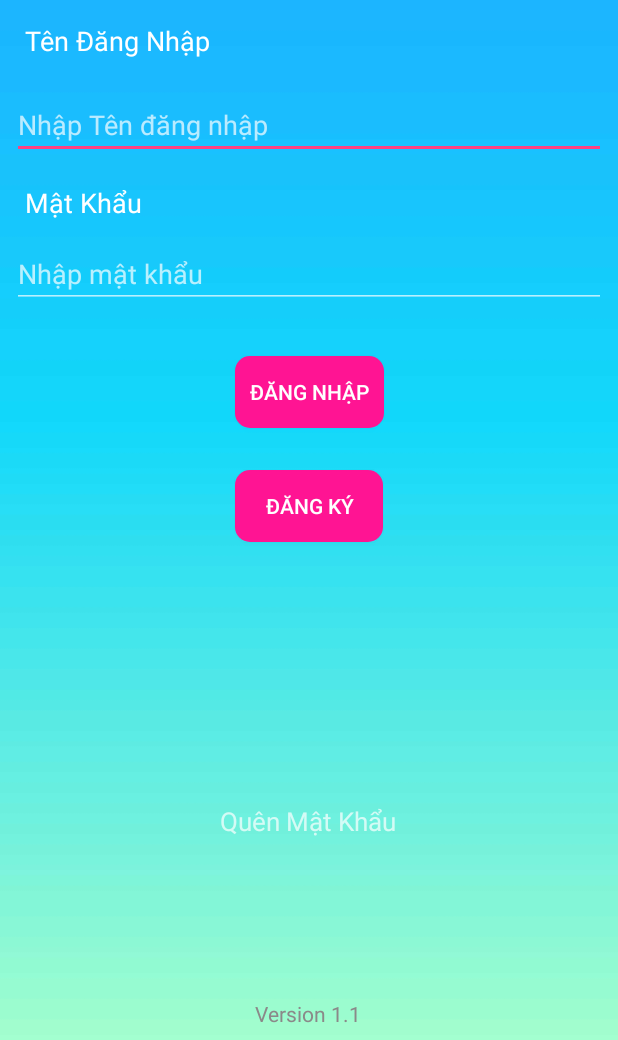
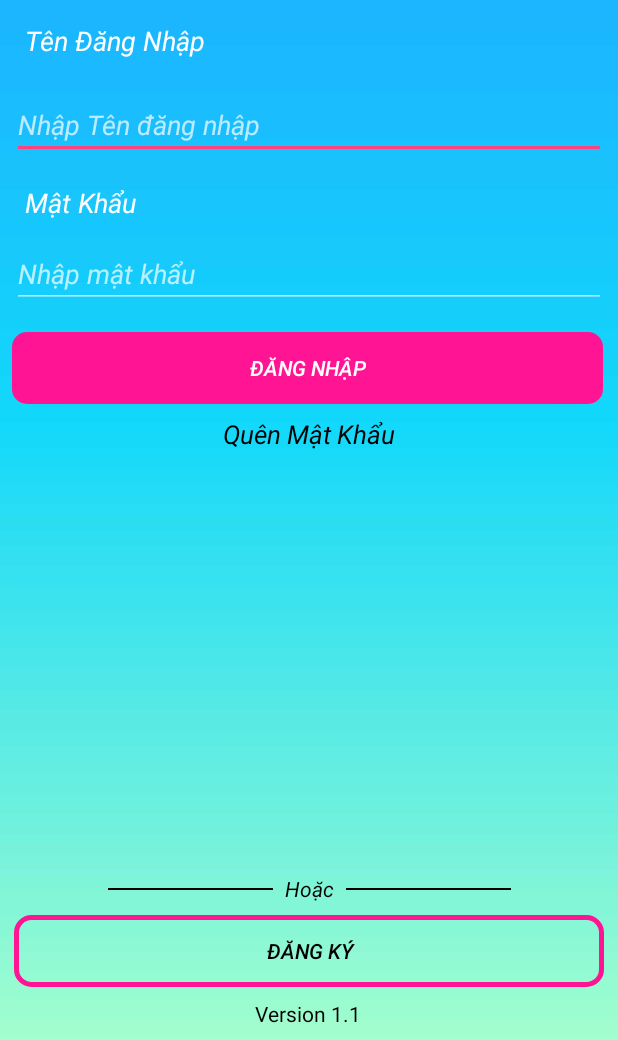
Before and after one commit to lehoangthienan/QuanLyTinhNguyen-Java-AndroidStudio, an Android app: the screen it shows after launch (MainActivity), on a phone screen of 412 x 824 dp, the part 196-1236 px from its top. Run offline under Robolectric (Android 15) with nearby library versions, the phone set to English and light mode, and no system bars; our stand-ins replace Volley; network calls fail.

Commit message:
update giao dien dang nhap

```diff
--- a/app/build.gradle
+++ b/app/build.gradle
@@ -35,4 +35,6 @@ dependencies {
     compile 'com.ms-square:expandableTextView:0.1.4'
     compile 'com.squareup.picasso:picasso:2.5.2'
     testCompile 'junit:junit:4.12'
+    compile 'com.google.firebase:firebase-core:9.2.1'
 }
+apply plugin: 'com.google.gms.google-services'
--- a/app/src/main/AndroidManifest.xml
+++ b/app/src/main/AndroidManifest.xml
@@ -7,6 +7,8 @@
     <uses-permission android:name="android.permission.SEND_SMS" />
     <uses-permission android:name="android.permission.CALL_PHONE" />
     <uses-permission android:name="android.permission.INTERNET" />
+    <uses-permission android:name="android.permission.ACCESS_NOTIFICATION_POLICY" />
+    <uses-permission android:name="android.permission.BIND_NOTIFICATION_LISTENER_SERVICE" />
 
     <!--
          The ACCESS_COARSE/FINE_LOCATION permissions are not required to use
--- /dev/null
+++ b/app/src/main/res/drawable/drawbutton1.xml
@@ -0,0 +1,14 @@
+<shape android:shape="rectangle" xmlns:android="http://schemas.android.com/apk/res/android">
+    <!-- Set màu nền -->
+    <!--<solid android:color="#FF1493">-->
+    <!--</solid>-->
+    <!-- đặt thuộc tính màu và độ rộng của đường viền -->
+    <stroke android:color="#FF1493" android:width="3dp">
+    </stroke>
+    <!-- các thuộc tính căn chỉnh -->
+    <padding android:bottom="10dp" android:left="10dp" android:right="10dp" android:top="10dp">
+    </padding>
+    <!-- và đây là bán kính đường tròn ở 4 góc -->
+    <corners android:radius="10dp">
+    </corners>
+</shape>
--- a/app/src/main/res/layout/activity_main.xml
+++ b/app/src/main/res/layout/activity_main.xml
@@ -17,6 +17,7 @@
         android:text="Tên Đăng Nhập "
         android:textColor="@android:color/background_light"
         android:textSize="18sp"
+        android:textStyle="italic"
         app:layout_constraintHorizontal_bias="0.033"
         app:layout_constraintLeft_toLeftOf="parent"
         app:layout_constraintRight_toRightOf="parent"
@@ -32,6 +33,7 @@
         android:ems="10"
         android:hint="Nhập Tên đăng nhập"
         android:inputType="textPersonName"
+        android:textStyle="italic"
         app:layout_constraintHorizontal_bias="0.0"
         app:layout_constraintLeft_toLeftOf="parent"
         app:layout_constraintRight_toRightOf="parent"
@@ -47,6 +49,7 @@
         android:text="Mật Khẩu"
         android:textColor="@android:color/background_light"
         android:textSize="18sp"
+        android:textStyle="italic"
         app:layout_constraintHorizontal_bias="0.027"
         app:layout_constraintLeft_toLeftOf="parent"
         app:layout_constraintRight_toRightOf="parent"
@@ -58,40 +61,45 @@
         android:layout_height="wrap_content"
         android:layout_marginLeft="8dp"
         android:layout_marginRight="8dp"
+        android:layout_marginTop="54dp"
         android:ems="10"
         android:hint="Nhập mật khẩu"
         android:inputType="textPassword"
+        android:textStyle="italic"
         app:layout_constraintHorizontal_bias="0.0"
         app:layout_constraintLeft_toLeftOf="parent"
         app:layout_constraintRight_toRightOf="parent"
-        android:layout_marginTop="54dp"
         app:layout_constraintTop_toBottomOf="@+id/txtTenDangNhapMain" />
 
     <Button
         android:id="@+id/btnDangNhap"
-        android:layout_width="wrap_content"
+        android:layout_width="394dp"
         android:layout_height="wrap_content"
         android:layout_marginLeft="8dp"
         android:layout_marginRight="8dp"
-        android:layout_marginTop="32dp"
+        android:layout_marginTop="16dp"
+        android:background="@drawable/drawbutton"
         android:text="Đăng Nhập"
-        android:background="@drawable/drawbutton"
+        android:textStyle="italic"
+        app:layout_constraintHorizontal_bias="0.0"
         app:layout_constraintLeft_toLeftOf="parent"
         app:layout_constraintRight_toRightOf="parent"
         app:layout_constraintTop_toBottomOf="@+id/txtMatKhauMain" />
 
     <Button
         android:id="@+id/btnDangKyCT"
-        android:layout_width="wrap_content"
+        android:layout_width="393dp"
         android:layout_height="wrap_content"
+        android:layout_marginBottom="8dp"
         android:layout_marginLeft="8dp"
         android:layout_marginRight="8dp"
-        android:layout_marginTop="28dp"
-        android:background="@drawable/drawbutton"
+        android:background="@drawable/drawbutton1"
         android:text="   Đăng Ký   "
+        android:textStyle="italic"
+        android:textColor="#000000"
+        app:layout_constraintBottom_toTopOf="@+id/textView40"
         app:layout_constraintLeft_toLeftOf="parent"
-        app:layout_constraintRight_toRightOf="parent"
-        app:layout_constraintTop_toBottomOf="@+id/btnDangNhap" />
+        app:layout_constraintRight_toRightOf="parent" />
 
     <TextView
         android:id="@+id/txtTenTK"
@@ -136,30 +144,64 @@
         android:layout_marginBottom="8dp"
         android:layout_marginEnd="8dp"
         android:layout_marginStart="8dp"
-        android:layout_marginTop="8dp"
         android:text="Version 1.1"
-        android:textColor="#8B8989"
+        android:textColor="#000000"
         app:layout_constraintBottom_toBottomOf="parent"
         app:layout_constraintEnd_toEndOf="parent"
         app:layout_constraintHorizontal_bias="0.498"
-        app:layout_constraintStart_toStartOf="parent"
-        app:layout_constraintTop_toBottomOf="@+id/textView54"
-        app:layout_constraintVertical_bias="1.0" />
+        app:layout_constraintStart_toStartOf="parent" />
 
     <TextView
         android:id="@+id/textView54"
         android:layout_width="wrap_content"
         android:layout_height="wrap_content"
+        android:layout_marginEnd="8dp"
+        android:layout_marginStart="8dp"
+        android:layout_marginTop="8dp"
+        android:text="Quên Mật Khẩu"
+        android:textColor="#000000"
+        android:textSize="17dp"
+        android:textStyle="italic"
+        app:layout_constraintEnd_toEndOf="parent"
+        app:layout_constraintStart_toStartOf="parent"
+        app:layout_constraintTop_toBottomOf="@+id/btnDangNhap" />
+
+    <TextView
+        android:id="@+id/textView55"
+        android:layout_width="wrap_content"
+        android:layout_height="wrap_content"
         android:layout_marginBottom="8dp"
         android:layout_marginEnd="8dp"
         android:layout_marginStart="8dp"
-        android:layout_marginTop="48dp"
-        android:text="Quên Mật Khẩu"
-        android:textSize="17dp"
+        android:text="Hoặc"
+        android:textColor="#000000"
+        android:textStyle="italic"
+        app:layout_constraintBottom_toTopOf="@+id/btnDangKyCT"
+        app:layout_constraintEnd_toEndOf="parent"
+        app:layout_constraintStart_toStartOf="parent" />
+
+    <TextView
+        android:id="@+id/textView56"
+        android:layout_width="110dp"
+        android:layout_height="1dp"
+        android:layout_marginBottom="100dp"
+        android:layout_marginRight="8dp"
+        android:background="#000000"
+        android:textStyle="italic"
         app:layout_constraintBottom_toBottomOf="parent"
-        app:layout_constraintEnd_toEndOf="parent"
-        app:layout_constraintHorizontal_bias="0.498"
-        app:layout_constraintStart_toStartOf="parent"
-        app:layout_constraintTop_toBottomOf="@+id/btnDangKyCT" />
+        app:layout_constraintEnd_toStartOf="@+id/textView55"
+        app:layout_constraintRight_toRightOf="parent" />
 
+    <TextView
+        android:id="@+id/textView57"
+        android:layout_width="110dp"
+        android:layout_height="1dp"
+        android:layout_marginBottom="100dp"
+        android:layout_marginLeft="8dp"
+        android:layout_marginStart="8dp"
+        android:background="#000000"
+        android:textStyle="italic"
+        app:layout_constraintBottom_toBottomOf="parent"
+        app:layout_constraintLeft_toLeftOf="parent"
+        app:layout_constraintStart_toEndOf="@+id/textView55" />
 </android.support.constraint.ConstraintLayout>
--- a/app/src/main/res/layout/activity_weather.xml
+++ b/app/src/main/res/layout/activity_weather.xml
@@ -26,8 +26,8 @@
         android:id="@+id/imgIcon"
         android:layout_gravity="center"
         android:layout_marginTop="2dp"
-        android:layout_width="200dp"
-        android:layout_height="200px" />
+        android:layout_width="400dp"
+        android:layout_height="400px" />
     <TextView
         android:id="@+id/txtNhietDo"
         android:layout_gravity="center"
@@ -117,6 +117,6 @@
         android:layout_height="wrap_content"
         android:layout_gravity="center"
         android:textColor="#A9A9A9"
-        android:text="Data is taken from The Weather Chanel"
+        android:text="Data is taking from The Weather Chanel"
         android:layout_marginTop="200dp"/>
 </LinearLayout>
--- a/app/src/main/res/layout/danhsachdangky.xml
+++ b/app/src/main/res/layout/danhsachdangky.xml
@@ -72,15 +72,17 @@
 
     <TextView
         android:id="@+id/textView19"
-        android:layout_width="400dp"
-        android:layout_height="1dp"
+        android:layout_width="500dp"
+        android:layout_height="5dp"
         android:layout_alignParentStart="true"
         android:layout_below="@+id/btnHuyDangKyHDDK"
+        android:layout_marginEnd="8dp"
         android:layout_marginLeft="-103dp"
         android:layout_marginRight="8dp"
         android:layout_marginTop="10dp"
         android:layout_toEndOf="@+id/txtDiaDiemHDDK"
-        android:background="@color/colorPrimaryDark"
+        android:background="@android:color/darker_gray"
+        app:layout_constraintEnd_toEndOf="parent"
         app:layout_constraintHorizontal_bias="0.46"
         app:layout_constraintLeft_toLeftOf="parent"
         app:layout_constraintRight_toRightOf="parent"
--- a/app/src/main/res/layout/danhsachtinhnguyen.xml
+++ b/app/src/main/res/layout/danhsachtinhnguyen.xml
@@ -82,12 +82,12 @@
 
     <TextView
         android:id="@+id/textView20"
-        android:layout_width="600dp"
-        android:layout_height="1dp"
+        android:layout_width="match_parent"
+        android:layout_height="5dp"
         android:layout_alignParentStart="true"
         android:layout_below="@+id/btnDanhSachSinhVienTham"
         android:layout_marginTop="4dp"
-        android:background="@android:color/holo_red_dark" />
+        android:background="@android:color/darker_gray" />
 
     <TextView
         android:id="@+id/txtTenTruongDaiHoc"
--- a/build.gradle
+++ b/build.gradle
@@ -6,7 +6,7 @@ buildscript {
     }
     dependencies {
         classpath 'com.android.tools.build:gradle:2.3.3'
-
+        classpath 'com.google.gms:google-services:3.2.0'
         // NOTE: Do not place your application dependencies here; they belong
         // in the individual module build.gradle files
     }
@@ -15,6 +15,9 @@ buildscript {
 allprojects {
     repositories {
         jcenter()
+        maven {
+            url "https://maven.google.com"
+        }
     }
 }
 
```
Also changed, not shown: 1 other file.
